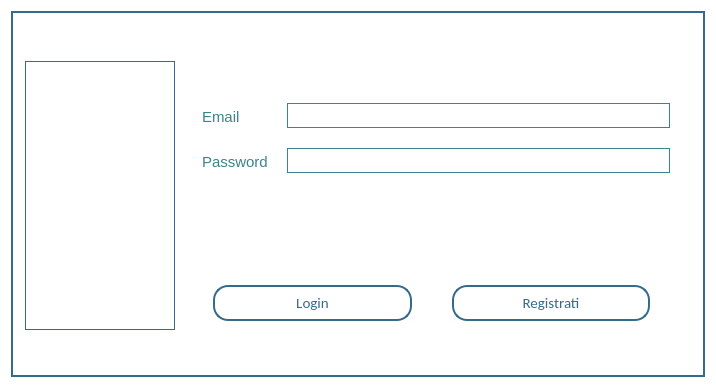
Qt form Client/loginpage.ui (MarcoFlo/Google-Drive) before a commit.
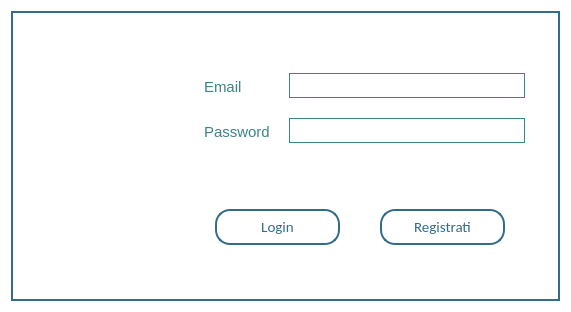
The same form after that commit. Icons and pictures are not drawn.

What changed in the file:
```diff
--- a/Client/loginpage.ui
+++ b/Client/loginpage.ui
@@ -6,8 +6,8 @@
    <rect>
     <x>0</x>
     <y>0</y>
-    <width>716</width>
-    <height>388</height>
+    <width>571</width>
+    <height>312</height>
    </rect>
   </property>
   <property name="sizePolicy">
@@ -41,6 +41,9 @@
        <string/>
       </property>
       <layout class="QHBoxLayout" name="horizontalLayout_3">
+       <property name="leftMargin">
+        <number>13</number>
+       </property>
        <item>
         <widget class="QLabel" name="logo">
          <property name="sizePolicy">
@@ -57,13 +60,13 @@
          </property>
          <property name="maximumSize">
           <size>
-           <width>286</width>
-           <height>269</height>
+           <width>180</width>
+           <height>180</height>
           </size>
          </property>
          <property name="styleSheet">
           <string notr="true">background-color:none;
-border: 1px solid #336b8a</string>
+border:none;</string>
          </property>
          <property name="text">
           <string/>
@@ -118,7 +121,7 @@
            <number>10</number>
           </property>
           <property name="topMargin">
-           <number>19</number>
+           <number>34</number>
           </property>
           <property name="rightMargin">
            <number>19</number>
@@ -375,6 +378,15 @@
                    </color>
                   </brush>
                  </colorrole>
+                 <colorrole role="PlaceholderText">
+                  <brush brushstyle="NoBrush">
+                   <color alpha="128">
+                    <red>51</red>
+                    <green>107</green>
+                    <blue>138</blue>
+                   </color>
+                  </brush>
+                 </colorrole>
                 </active>
                 <inactive>
                  <colorrole role="WindowText">
@@ -449,6 +461,15 @@
                    </color>
                   </brush>
                  </colorrole>
+                 <colorrole role="PlaceholderText">
+                  <brush brushstyle="NoBrush">
+                   <color alpha="128">
+                    <red>51</red>
+                    <green>107</green>
+                    <blue>138</blue>
+                   </color>
+                  </brush>
+                 </colorrole>
                 </inactive>
                 <disabled>
                  <colorrole role="WindowText">
@@ -523,6 +544,15 @@
                    </color>
                   </brush>
                  </colorrole>
+                 <colorrole role="PlaceholderText">
+                  <brush brushstyle="NoBrush">
+                   <color alpha="128">
+                    <red>51</red>
+                    <green>107</green>
+                    <blue>138</blue>
+                   </color>
+                  </brush>
+                 </colorrole>
                 </disabled>
                </palette>
               </property>
```
Left out of the diff: 2 changed lines with no effect on the pictures.
